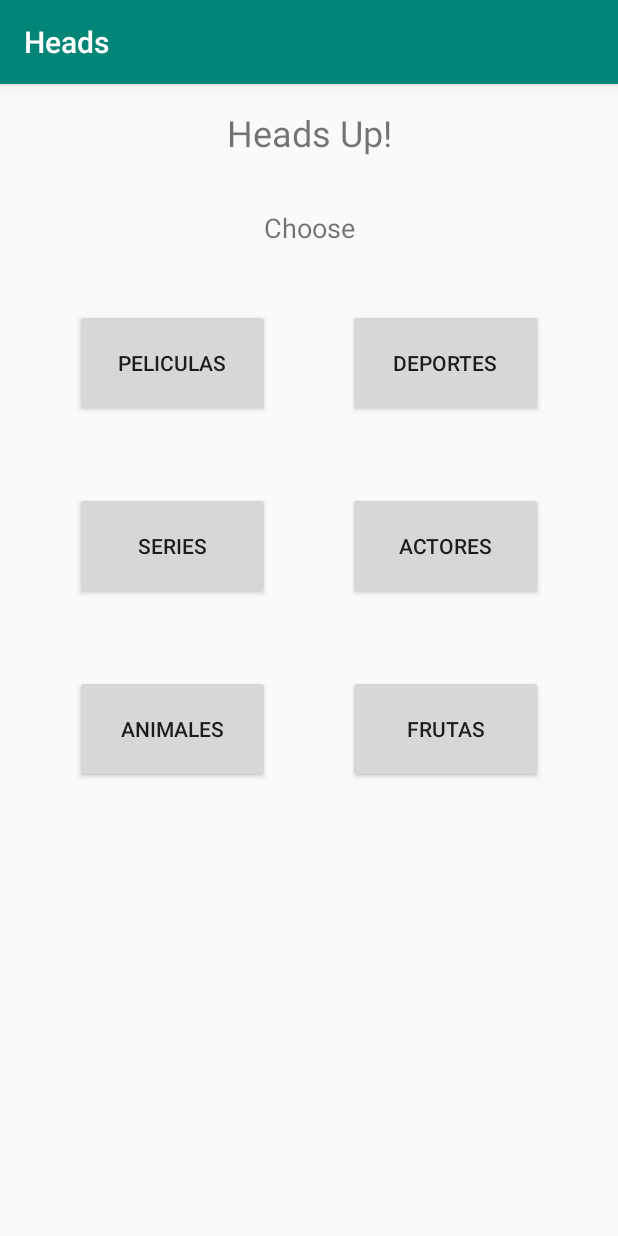
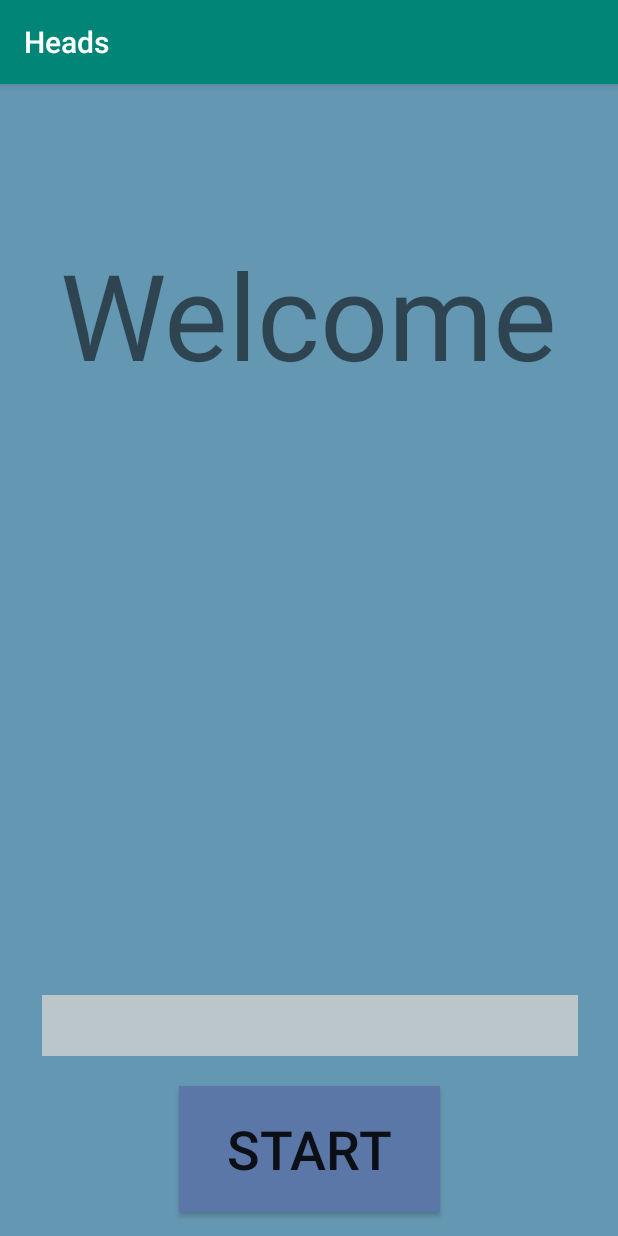
Before and after one commit to WladmirD/HeadsUpMain, an Android app: the screen it shows after launch (MainActivity before the commit, Entrada after it), on a phone screen of 412 x 824 dp. Run offline under Robolectric (Android 15) with nearby library versions, the phone set to English and light mode, and no system bars.

Commit message:
Start Screen + background

```diff
--- a/app/src/main/AndroidManifest.xml
+++ b/app/src/main/AndroidManifest.xml
@@ -9,7 +9,15 @@
         android:roundIcon="@mipmap/ic_launcher_round"
         android:supportsRtl="true"
         android:theme="@style/AppTheme">
-        <activity android:name=".MainActivity" android:screenOrientation="portrait">
+        <activity android:name=".Entrada">
+            <intent-filter>
+                <action android:name="android.intent.action.MAIN"/>
+                <category android:name="android.intent.category.LAUNCHER"/>
+            </intent-filter>
+        </activity>
+        <activity
+            android:name=".MainActivity"
+            android:screenOrientation="portrait">
             <intent-filter>
                 <action android:name="android.intent.action.MAIN" />
 
@@ -19,7 +27,9 @@
         <activity
             android:name=".Categorias"
             android:screenOrientation="landscape" />
-        <activity android:name=".GameOver" android:screenOrientation="portrait" />
+        <activity
+            android:name=".GameOver"
+            android:screenOrientation="portrait" />
 
     </application>
 
--- /dev/null
+++ b/app/src/main/java/com/example/wladmir/heads/Entrada.java
@@ -0,0 +1,30 @@
+package com.example.wladmir.heads;
+
+import android.content.Intent;
+import android.support.v7.app.AppCompatActivity;
+import android.os.Bundle;
+import android.view.View;
+import android.widget.EditText;
+import android.widget.TextView;
+
+public class Entrada extends AppCompatActivity {
+
+    @Override
+    protected void onCreate(Bundle savedInstanceState) {
+        super.onCreate(savedInstanceState);
+        setContentView(R.layout.activity_entrada);
+
+    }
+    public void startApp(View view)
+    {
+        String user;
+        Intent intent = new Intent(this, MainActivity.class);
+
+        EditText editUser = (EditText) findViewById(R.id.textViewlog);
+        user = editUser.getText().toString();
+
+        startActivity(intent);
+
+
+    }
+}
--- a/app/src/main/res/layout/activity_categorias.xml
+++ b/app/src/main/res/layout/activity_categorias.xml
@@ -4,7 +4,7 @@
     xmlns:tools="http://schemas.android.com/tools"
     android:layout_width="match_parent"
     android:layout_height="match_parent"
-
+    android:background="#6497b1"
     tools:context=".Categorias">
 
 
--- /dev/null
+++ b/app/src/main/res/layout/activity_entrada.xml
@@ -0,0 +1,48 @@
+<?xml version="1.0" encoding="utf-8"?>
+<android.support.constraint.ConstraintLayout xmlns:android="http://schemas.android.com/apk/res/android"
+    xmlns:app="http://schemas.android.com/apk/res-auto"
+    xmlns:tools="http://schemas.android.com/tools"
+    android:layout_width="match_parent"
+    android:layout_height="match_parent"
+    tools:context=".Entrada"
+    android:background="#6497b1">
+
+    <EditText
+        android:id="@+id/textViewlog"
+        android:layout_width="357dp"
+        android:layout_height="wrap_content"
+        android:layout_marginBottom="120dp"
+        android:textAlignment="center"
+        android:textSize="30dp"
+        app:layout_constraintBottom_toBottomOf="parent"
+        app:layout_constraintEnd_toEndOf="parent"
+        app:layout_constraintHorizontal_bias="0.518"
+        android:background="#bbc6cb"
+        app:layout_constraintStart_toStartOf="parent" />
+
+    <Button
+        android:id="@+id/buttonStart"
+        android:layout_width="174dp"
+        android:layout_height="84dp"
+        android:layout_marginTop="20dp"
+        android:text="Start"
+        android:textAlignment="center"
+        android:textSize="36sp"
+        app:layout_constraintEnd_toEndOf="parent"
+        app:layout_constraintStart_toStartOf="parent"
+        android:background="#5b77a8"
+        android:onClick="startApp"
+        app:layout_constraintTop_toBottomOf="@+id/textViewlog" />
+
+    <TextView
+        android:id="@+id/textView7"
+        android:layout_width="wrap_content"
+        android:layout_height="wrap_content"
+        android:layout_marginTop="100dp"
+        android:text="Welcome"
+        android:textSize="80dp"
+        app:layout_constraintEnd_toEndOf="parent"
+        app:layout_constraintStart_toStartOf="parent"
+        app:layout_constraintTop_toTopOf="parent" />
+
+</android.support.constraint.ConstraintLayout>
--- a/app/src/main/res/layout/activity_game_over.xml
+++ b/app/src/main/res/layout/activity_game_over.xml
@@ -4,7 +4,8 @@
     xmlns:tools="http://schemas.android.com/tools"
     android:layout_width="match_parent"
     android:layout_height="match_parent"
-    tools:context=".GameOver">
+    tools:context=".GameOver"
+    android:background="#6497b1">
 
     <TextView
         android:id="@+id/textView3"
--- a/app/src/main/res/layout/activity_main.xml
+++ b/app/src/main/res/layout/activity_main.xml
@@ -4,7 +4,8 @@
     xmlns:tools="http://schemas.android.com/tools"
     android:layout_width="match_parent"
     android:layout_height="match_parent"
-    tools:context=".MainActivity">
+    tools:context=".MainActivity"
+    android:background="#6497b1">
 
 
     <TextView
@@ -19,7 +20,8 @@
         app:layout_constraintEnd_toEndOf="parent"
         app:layout_constraintStart_toStartOf="parent"
         app:layout_constraintTop_toTopOf="parent"
-        tools:text="Heads Up!" />
+        tools:text="Heads Up!"
+        />
 
     <TextView
         android:id="@+id/textView2"
```
